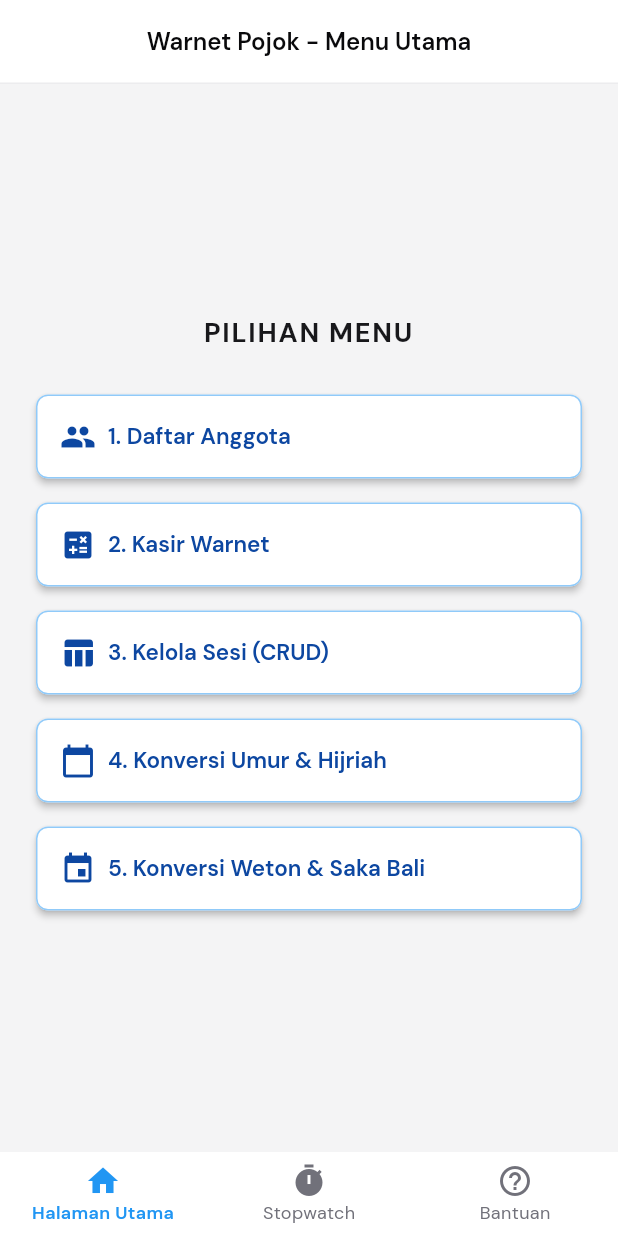
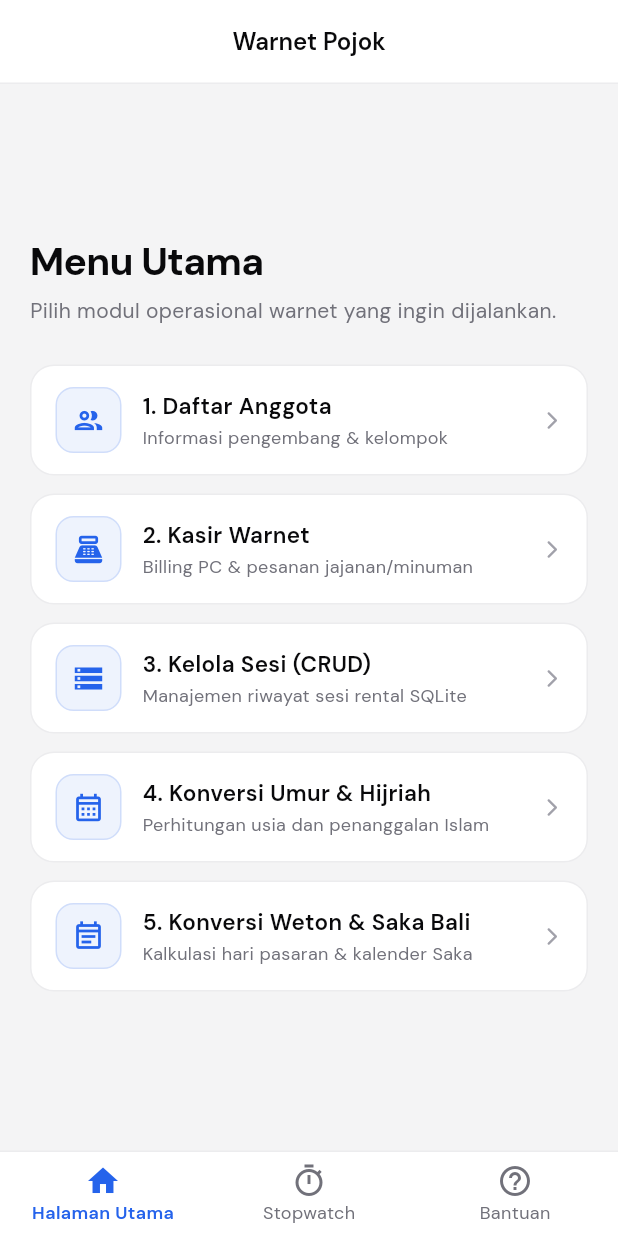
Before and after one commit to glacerous/simplecalc, a Flutter app: the screen it shows after launch, after a tap on "LOGIN", on a phone screen of 412 x 824 dp. Run offline on Flutter 3.47's test engine with Material 3 defaults, Android fonts, the phone set to English and light mode, and no system bars; our stand-ins replace google_fonts, shared_preferences, sqflite, sqflite_common_ffi, sqflite_common_ffi_web; accounts and stored records are empty.

Commit message:
style: modernize shell, dashboard, login, and assistance screens with cobalt accents

```diff
--- a/lib/screens/bantuan_screen.dart
+++ b/lib/screens/bantuan_screen.dart
@@ -1,5 +1,6 @@
 import 'package:flutter/material.dart';
 import '../helpers/session_manager.dart';
+import '../theme/app_theme.dart';
 import 'login_screen.dart';
 
 class BantuanScreen extends StatelessWidget {
@@ -15,46 +16,83 @@ class BantuanScreen extends StatelessWidget {
     );
   }
 
+  static const List<Map<String, String>> _guides = [
+    {
+      'num': '1',
+      'title': 'Halaman Utama',
+      'desc': 'Berisi 5 modul: Daftar Anggota, Kasir Warnet (billing PC + jajanan siap-tap), Kelola Sesi (CRUD SQLite), Konversi Umur & Hijriah, serta Konversi Weton & Saka Bali.',
+    },
+    {
+      'num': '2',
+      'title': 'Stopwatch Presisi',
+      'desc': 'Menghitung waktu dengan resolusi centisecond, kontrol Start/Pause/Reset, dan pencatatan waktu putaran (Lap) yang tetap berjalan aktif di background saat berpindah tab.',
+    },
+    {
+      'num': '3',
+      'title': 'Penyimpanan & Sesi',
+      'desc': 'Data transaksi sesi tersimpan di SQLite lokal dan status login pengguna dikelola via SharedPreferences.',
+    },
+  ];
+
   @override
   Widget build(BuildContext context) {
     return Scaffold(
-      appBar: AppBar(
-        title: const Text('Bantuan & Pengaturan'),
+      appBar: AppBar(title: const Text('Bantuan & Pengaturan')),
+      body: ListView(
+        padding: const EdgeInsets.all(20),
+        children: [
+          const Text('Petunjuk Penggunaan', style: TextStyle(fontSize: 22, fontWeight: FontWeight.bold, color: AppTheme.obsidian, letterSpacing: -0.4)),
+          const SizedBox(height: 16),
+          Container(
+            padding: const EdgeInsets.all(20),
+            decoration: BoxDecoration(
+              color: AppTheme.snow,
+              borderRadius: BorderRadius.circular(20),
+              border: Border.all(color: AppTheme.cloud),
             ),
-      body: ListView(
-        padding: const EdgeInsets.all(16),
+            child: Column(
+              children: _guides.map((g) {
+                return Padding(
+                  padding: const EdgeInsets.only(bottom: 16),
+                  child: Row(
+                    crossAxisAlignment: CrossAxisAlignment.start,
                     children: [
-          const Text(
-            'Petunjuk Penggunaan Aplikasi',
-            style: TextStyle(fontSize: 18, fontWeight: FontWeight.bold),
+                      Container(
+                        width: 26,
+                        height: 26,
+                        alignment: Alignment.center,
+                        decoration: BoxDecoration(
+                          color: AppTheme.cobalt.withValues(alpha: 0.1),
+                          borderRadius: BorderRadius.circular(8),
                         ),
-          const SizedBox(height: 12),
-          const Card(
-            child: Padding(
-              padding: EdgeInsets.all(12),
+                        child: Text(g['num']!, style: const TextStyle(fontSize: 12, fontWeight: FontWeight.bold, color: AppTheme.cobalt)),
+                      ),
+                      const SizedBox(width: 12),
+                      Expanded(
                         child: Column(
                           crossAxisAlignment: CrossAxisAlignment.start,
                           children: [
-                  Text('1. Halaman Utama', style: TextStyle(fontWeight: FontWeight.bold)),
-                  Text('Berisi 5 menu utama: Daftar Anggota, Kasir Warnet (billing PC + jajanan), Kelola Sesi (CRUD), Konversi Umur & Hijriah, serta Konversi Weton & Saka Bali.'),
-                  SizedBox(height: 8),
-                  Text('2. Stopwatch', style: TextStyle(fontWeight: FontWeight.bold)),
-                  Text('Digunakan untuk menghitung durasi waktu secara presisi dengan fitur Start, Pause, Reset, dan Catat Putaran (Lap). Stopwatch tetap aktif berjalan meskipun Anda berpindah tab menu.'),
-                  SizedBox(height: 8),
-                  Text('3. Database & Session', style: TextStyle(fontWeight: FontWeight.bold)),
-                  Text('Aplikasi menggunakan SQLite untuk menyimpan data billing PC dan SharedPreferences untuk session login.'),
+                            Text(g['title']!, style: const TextStyle(fontSize: 14, fontWeight: FontWeight.bold, color: AppTheme.obsidian)),
+                            const SizedBox(height: 3),
+                            Text(g['desc']!, style: const TextStyle(fontSize: 13, color: AppTheme.fog, height: 1.4)),
                           ],
                         ),
+                      ),
+                    ],
+                  ),
+                );
+              }).toList(),
             ),
           ),
           const SizedBox(height: 24),
           ElevatedButton.icon(
-            icon: const Icon(Icons.logout),
-            label: const Text('LOGOUT'),
+            icon: const Icon(Icons.logout_rounded, size: 18),
+            label: const Text('LOGOUT DARI SISTEM'),
             style: ElevatedButton.styleFrom(
-              backgroundColor: Colors.red,
+              backgroundColor: const Color(0xFFE11D48),
               foregroundColor: Colors.white,
               padding: const EdgeInsets.symmetric(vertical: 14),
+              shape: RoundedRectangleBorder(borderRadius: BorderRadius.circular(14)),
             ),
             onPressed: () => _logout(context),
           ),
--- a/lib/screens/daftar_anggota_screen.dart
+++ b/lib/screens/daftar_anggota_screen.dart
@@ -1,4 +1,5 @@
 import 'package:flutter/material.dart';
+import '../theme/app_theme.dart';
 
 class DaftarAnggotaScreen extends StatelessWidget {
   const DaftarAnggotaScreen({super.key});
@@ -14,35 +15,69 @@ class DaftarAnggotaScreen extends StatelessWidget {
   Widget build(BuildContext context) {
     return Scaffold(
       appBar: AppBar(
-        title: const Text('Daftar Anggota Kelompok'),
+        title: const Text('Daftar Anggota'),
       ),
       body: ListView(
-        padding: const EdgeInsets.all(16),
+        padding: const EdgeInsets.all(20),
         children: [
           const Text(
             'Anggota Kelompok',
-            style: TextStyle(fontSize: 18, fontWeight: FontWeight.bold),
+            style: TextStyle(
+              fontSize: 22,
+              fontWeight: FontWeight.bold,
+              color: AppTheme.obsidian,
+              letterSpacing: -0.4,
+            ),
           ),
-          const SizedBox(height: 8),
+          const SizedBox(height: 4),
           const Text(
             'Sistem Informasi - UPN "Veteran" Yogyakarta',
-            style: TextStyle(color: Colors.grey),
+            style: TextStyle(color: AppTheme.fog, fontSize: 13),
           ),
-          const SizedBox(height: 16),
+          const SizedBox(height: 18),
           ...members.map((m) {
-            return Card(
-              margin: const EdgeInsets.symmetric(vertical: 6),
-              elevation: 1.5,
+            return Container(
+              margin: const EdgeInsets.only(bottom: 10),
+              decoration: BoxDecoration(
+                color: AppTheme.snow,
+                borderRadius: BorderRadius.circular(16),
+                border: Border.all(color: AppTheme.cloud, width: 1),
+              ),
               child: ListTile(
-                leading: CircleAvatar(
-                  backgroundColor: Colors.blue.shade100,
+                contentPadding: const EdgeInsets.symmetric(horizontal: 16, vertical: 6),
+                leading: Container(
+                  width: 42,
+                  height: 42,
+                  alignment: Alignment.center,
+                  decoration: BoxDecoration(
+                    color: AppTheme.cobalt.withValues(alpha: 0.1),
+                    borderRadius: BorderRadius.circular(12),
+                    border: Border.all(color: AppTheme.cobalt.withValues(alpha: 0.2)),
+                  ),
                   child: Text(
                     m['nama']![0],
-                    style: const TextStyle(fontWeight: FontWeight.bold, color: Colors.blue),
+                    style: const TextStyle(
+                      fontWeight: FontWeight.bold,
+                      fontSize: 16,
+                      color: AppTheme.cobalt,
+                    ),
                   ),
                 ),
-                title: Text(m['nama']!, style: const TextStyle(fontWeight: FontWeight.bold)),
-                subtitle: Text('NIM: ${m['nim']}'),
+                title: Text(
+                  m['nama']!,
+                  style: const TextStyle(
+                    fontWeight: FontWeight.bold,
+                    fontSize: 15,
+                    color: AppTheme.obsidian,
+                  ),
+                ),
+                subtitle: Text(
+                  'NIM: ${m['nim']}',
+                  style: const TextStyle(
+                    fontSize: 13,
+                    color: AppTheme.fog,
+                  ),
+                ),
               ),
             );
           }),
--- a/lib/screens/dashboard_screen.dart
+++ b/lib/screens/dashboard_screen.dart
@@ -1,4 +1,5 @@
 import 'package:flutter/material.dart';
+import '../theme/app_theme.dart';
 import 'daftar_anggota_screen.dart';
 import 'kasir_screen.dart';
 import 'warnet_crud_screen.dart';
@@ -8,106 +9,96 @@ import 'konversi_weton_saka_screen.dart';
 class DashboardScreen extends StatelessWidget {
   const DashboardScreen({super.key});
 
-  Widget _menuButton({
-    required BuildContext context,
-    required String text,
-    required IconData icon,
-    required Widget targetScreen,
-  }) {
-    return Container(
-      width: double.infinity,
-      margin: const EdgeInsets.symmetric(vertical: 8),
-      child: ElevatedButton.icon(
-        icon: Icon(icon, size: 24),
-        label: Text(
-          text,
-          style: const TextStyle(fontSize: 15, fontWeight: FontWeight.w600),
-        ),
-        style: ElevatedButton.styleFrom(
-          padding: const EdgeInsets.symmetric(vertical: 16, horizontal: 16),
-          alignment: Alignment.centerLeft,
-          backgroundColor: Colors.white,
-          foregroundColor: Colors.blue.shade900,
-          elevation: 2,
-          shape: RoundedRectangleBorder(
-            borderRadius: BorderRadius.circular(8),
-            side: BorderSide(color: Colors.blue.shade200),
-          ),
-        ),
-        onPressed: () {
-          Navigator.push(
-            context,
-            MaterialPageRoute(builder: (_) => targetScreen),
-          );
+  static final List<Map<String, dynamic>> _menus = [
+    {
+      'title': '1. Daftar Anggota',
+      'sub': 'Informasi pengembang & kelompok',
+      'icon': Icons.group_outlined,
+      'screen': const DaftarAnggotaScreen(),
     },
-      ),
-    );
-  }
+    {
+      'title': '2. Kasir Warnet',
+      'sub': 'Billing PC & pesanan jajanan/minuman',
+      'icon': Icons.point_of_sale_outlined,
+      'screen': const KasirScreen(),
+    },
+    {
+      'title': '3. Kelola Sesi (CRUD)',
+      'sub': 'Manajemen riwayat sesi rental SQLite',
+      'icon': Icons.storage_outlined,
+      'screen': const WarnetCrudScreen(),
+    },
+    {
+      'title': '4. Konversi Umur & Hijriah',
+      'sub': 'Perhitungan usia dan penanggalan Islam',
+      'icon': Icons.calendar_month_outlined,
+      'screen': const KonversiUmurHijriahScreen(),
+    },
+    {
+      'title': '5. Konversi Weton & Saka Bali',
+      'sub': 'Kalkulasi hari pasaran & kalender Saka',
+      'icon': Icons.event_note_outlined,
+      'screen': const KonversiWetonSakaScreen(),
+    },
+  ];
 
   @override
   Widget build(BuildContext context) {
     return Scaffold(
-      appBar: AppBar(
-        title: const Text('Warnet Pojok - Menu Utama'),
-      ),
+      appBar: AppBar(title: const Text('Warnet Pojok')),
       body: Center(
         child: SingleChildScrollView(
-          padding: const EdgeInsets.all(24),
+          padding: const EdgeInsets.symmetric(horizontal: 20, vertical: 24),
           child: ConstrainedBox(
-            constraints: const BoxConstraints(maxWidth: 400),
+            constraints: const BoxConstraints(maxWidth: 460),
             child: Column(
-              mainAxisAlignment: MainAxisAlignment.center,
               crossAxisAlignment: CrossAxisAlignment.stretch,
               children: [
-                const Text(
-                  'PILIHAN MENU',
-                  textAlign: TextAlign.center,
-                  style: TextStyle(
-                    fontSize: 18,
-                    fontWeight: FontWeight.bold,
-                    letterSpacing: 1.2,
+                const Text('Menu Utama', style: TextStyle(fontSize: 26, fontWeight: FontWeight.bold, color: AppTheme.obsidian, letterSpacing: -0.5)),
+                const SizedBox(height: 4),
+                const Text('Pilih modul operasional warnet yang ingin dijalankan.', style: TextStyle(fontSize: 14, color: AppTheme.fog)),
+                const SizedBox(height: 20),
+                for (final item in _menus)
+                  Container(
+                    margin: const EdgeInsets.symmetric(vertical: 6),
+                    decoration: BoxDecoration(
+                      color: AppTheme.snow,
+                      borderRadius: BorderRadius.circular(16),
+                      border: Border.all(color: AppTheme.cloud),
+                    ),
+                    child: InkWell(
+                      borderRadius: BorderRadius.circular(16),
+                      onTap: () => Navigator.push(context, MaterialPageRoute(builder: (_) => item['screen'] as Widget)),
+                      child: Padding(
+                        padding: const EdgeInsets.symmetric(vertical: 14, horizontal: 16),
+                        child: Row(
+                          children: [
+                            Container(
+                              width: 44,
+                              height: 44,
+                              decoration: BoxDecoration(
+                                color: AppTheme.cobalt.withValues(alpha: 0.08),
+                                borderRadius: BorderRadius.circular(12),
+                                border: Border.all(color: AppTheme.cobalt.withValues(alpha: 0.15)),
+                              ),
+                              child: Icon(item['icon'] as IconData, size: 22, color: AppTheme.cobalt),
+                            ),
+                            const SizedBox(width: 14),
+                            Expanded(
+                              child: Column(
+                                crossAxisAlignment: CrossAxisAlignment.start,
+                                children: [
+                                  Text(item['title'] as String, style: const TextStyle(fontSize: 15, fontWeight: FontWeight.w600, color: AppTheme.obsidian)),
+                                  const SizedBox(height: 2),
+                                  Text(item['sub'] as String, style: const TextStyle(fontSize: 12, color: AppTheme.fog)),
+                                ],
                               ),
                             ),
-                const SizedBox(height: 20),
-
-                // 1. Daftar Anggota
-                _menuButton(
-                  context: context,
-                  text: '1. Daftar Anggota',
-                  icon: Icons.group,
-                  targetScreen: const DaftarAnggotaScreen(),
+                            const Icon(Icons.arrow_forward_ios_rounded, size: 14, color: AppTheme.ash),
+                          ],
                         ),
-
-                // 2. Komputasi Tema
-                _menuButton(
-                  context: context,
-                  text: '2. Kasir Warnet',
-                  icon: Icons.calculate,
-                  targetScreen: const KasirScreen(),
                       ),
-
-                // 3. CRUD Tema
-                _menuButton(
-                  context: context,
-                  text: '3. Kelola Sesi (CRUD)',
-                  icon: Icons.table_chart,
-                  targetScreen: const WarnetCrudScreen(),
                     ),
-
-                // 4. Konversi Umur & Hijriah
-                _menuButton(
-                  context: context,
-                  text: '4. Konversi Umur & Hijriah',
-                  icon: Icons.calendar_today,
-                  targetScreen: const KonversiUmurHijriahScreen(),
-                ),
-
-                // 5. Konversi Weton & Saka Bali
-                _menuButton(
-                  context: context,
-                  text: '5. Konversi Weton & Saka Bali',
-                  icon: Icons.event,
-                  targetScreen: const KonversiWetonSakaScreen(),
                   ),
               ],
             ),
--- a/lib/screens/login_screen.dart
+++ b/lib/screens/login_screen.dart
@@ -1,6 +1,7 @@
 import 'package:flutter/material.dart';
 import '../helpers/database_helper.dart';
 import '../helpers/session_manager.dart';
+import '../theme/app_theme.dart';
 import 'main_shell_screen.dart';
 
 class LoginScreen extends StatefulWidget {
@@ -23,40 +24,29 @@ class _LoginScreenState extends State<LoginScreen> {
   }
 
   Future<void> _login() async {
-    final username = _userController.text.trim();
-    final password = _passController.text.trim();
+    final u = _userController.text.trim();
+    final p = _passController.text.trim();
 
-    if (username.isEmpty || password.isEmpty) {
-      ScaffoldMessenger.of(context).showSnackBar(
-        const SnackBar(content: Text('Username dan Password wajib diisi')),
-      );
+    if (u.isEmpty || p.isEmpty) {
+      ScaffoldMessenger.of(context).showSnackBar(const SnackBar(content: Text('Username dan Password wajib diisi')));
       return;
     }
 
     setState(() => _isLoading = true);
-
     try {
-      final success = await DatabaseHelper.instance.login(username, password);
-
+      final success = await DatabaseHelper.instance.login(u, p);
       if (!mounted) return;
 
       if (success) {
-        await SessionManager.saveLogin(username);
+        await SessionManager.saveLogin(u);
         if (!mounted) return;
-        Navigator.pushReplacement(
-          context,
-          MaterialPageRoute(builder: (_) => const MainShellScreen()),
-        );
+        Navigator.pushReplacement(context, MaterialPageRoute(builder: (_) => const MainShellScreen()));
       } else {
-        ScaffoldMessenger.of(context).showSnackBar(
-          const SnackBar(content: Text('Username atau password salah!')),
-        );
+        ScaffoldMessenger.of(context).showSnackBar(const SnackBar(content: Text('Username atau password salah!')));
       }
     } catch (e) {
       if (!mounted) return;
-      ScaffoldMessenger.of(context).showSnackBar(
-        SnackBar(content: Text('Error: $e')),
-      );
+      ScaffoldMessenger.of(context).showSnackBar(SnackBar(content: Text('Error: $e')));
     } finally {
       if (mounted) setState(() => _isLoading = false);
     }
@@ -65,67 +55,51 @@ class _LoginScreenState extends State<LoginScreen> {
   @override
   Widget build(BuildContext context) {
     return Scaffold(
-      appBar: AppBar(
-        title: const Text('Login Warnet Pojok'),
-      ),
+      backgroundColor: AppTheme.paper,
       body: Center(
         child: SingleChildScrollView(
-          padding: const EdgeInsets.all(24),
+          padding: const EdgeInsets.symmetric(horizontal: 24, vertical: 32),
           child: ConstrainedBox(
             constraints: const BoxConstraints(maxWidth: 400),
+            child: Container(
+              padding: const EdgeInsets.all(28),
+              decoration: BoxDecoration(
+                color: AppTheme.snow,
+                borderRadius: BorderRadius.circular(24),
+                border: Border.all(color: AppTheme.cloud),
+              ),
               child: Column(
                 mainAxisAlignment: MainAxisAlignment.center,
                 crossAxisAlignment: CrossAxisAlignment.stretch,
                 children: [
-                const Icon(Icons.computer, size: 80, color: Colors.blue),
-                const SizedBox(height: 16),
-                const Text(
-                  'WARNET POJOK',
-                  textAlign: TextAlign.center,
-                  style: TextStyle(fontSize: 22, fontWeight: FontWeight.bold, letterSpacing: 1.2),
-                ),
-                const SizedBox(height: 24),
-                TextField(
-                  controller: _userController,
-                  decoration: const InputDecoration(
-                    labelText: 'Username',
-                    border: OutlineInputBorder(),
-                    prefixIcon: Icon(Icons.person),
+                  Center(
+                    child: Container(
+                      width: 64,
+                      height: 64,
+                      decoration: BoxDecoration(color: AppTheme.cobalt, borderRadius: BorderRadius.circular(16)),
+                      child: const Icon(Icons.computer_rounded, size: 32, color: Colors.white),
                     ),
                   ),
-                const SizedBox(height: 16),
-                TextField(
-                  controller: _passController,
-                  obscureText: true,
-                  decoration: const InputDecoration(
-                    labelText: 'Password',
-                    border: OutlineInputBorder(),
-                    prefixIcon: Icon(Icons.lock),
-                  ),
-                ),
+                  const SizedBox(height: 18),
+                  const Text('WARNET POJOK', textAlign: TextAlign.center, style: TextStyle(fontSize: 22, fontWeight: FontWeight.bold, letterSpacing: 0.5, color: AppTheme.obsidian)),
+                  const SizedBox(height: 4),
+                  const Text('Masuk untuk mengakses sistem kasir & operasional', textAlign: TextAlign.center, style: TextStyle(color: AppTheme.fog, fontSize: 13)),
+                  const SizedBox(height: 28),
+                  TextField(controller: _userController, decoration: const InputDecoration(labelText: 'Username', prefixIcon: Icon(Icons.person_outline, size: 20))),
+                  const SizedBox(height: 14),
+                  TextField(controller: _passController, obscureText: true, decoration: const InputDecoration(labelText: 'Password', prefixIcon: Icon(Icons.lock_outline, size: 20))),
                   const SizedBox(height: 20),
                   ElevatedButton(
                     onPressed: _isLoading ? null : _login,
-                  style: ElevatedButton.styleFrom(
-                    padding: const EdgeInsets.symmetric(vertical: 14),
-                    backgroundColor: Colors.blue,
-                    foregroundColor: Colors.white,
+                    style: ElevatedButton.styleFrom(backgroundColor: AppTheme.obsidian, foregroundColor: Colors.white),
+                    child: _isLoading
+                        ? const SizedBox(height: 20, width: 20, child: CircularProgressIndicator(color: Colors.white, strokeWidth: 2))
+                        : const Text('LOGIN', style: TextStyle(fontSize: 15, fontWeight: FontWeight.w600, letterSpacing: 0.5)),
                   ),
-                  child: _isLoading
-                      ? const SizedBox(
-                          height: 20,
-                          width: 20,
-                          child: CircularProgressIndicator(color: Colors.white, strokeWidth: 2),
-                        )
-                      : const Text('LOGIN', style: TextStyle(fontSize: 16)),
+                  const SizedBox(height: 20),
+                  const Text('Default: admin / admin123', textAlign: TextAlign.center, style: TextStyle(color: AppTheme.fog, fontSize: 12)),
+                ],
               ),
-                const SizedBox(height: 16),
-                const Text(
-                  'Default Login: admin / admin123',
-                  textAlign: TextAlign.center,
-                  style: TextStyle(color: Colors.grey, fontSize: 13),
-                ),
-              ],
             ),
           ),
         ),
--- a/lib/screens/main_shell_screen.dart
+++ b/lib/screens/main_shell_screen.dart
@@ -1,4 +1,5 @@
 import 'package:flutter/material.dart';
+import '../theme/app_theme.dart';
 import 'dashboard_screen.dart';
 import 'stopwatch_screen.dart';
 import 'bantuan_screen.dart';
@@ -26,25 +27,38 @@ class _MainShellScreenState extends State<MainShellScreen> {
         index: _currentIndex,
         children: _pages,
       ),
-      bottomNavigationBar: BottomNavigationBar(
+      bottomNavigationBar: Container(
+        decoration: const BoxDecoration(
+          border: Border(
+            top: BorderSide(color: AppTheme.cloud, width: 1),
+          ),
+        ),
+        child: BottomNavigationBar(
           currentIndex: _currentIndex,
           onTap: (index) => setState(() => _currentIndex = index),
-        selectedItemColor: Colors.blue,
+          selectedItemColor: AppTheme.cobalt,
+          unselectedItemColor: AppTheme.fog,
+          backgroundColor: AppTheme.snow,
+          elevation: 0,
           items: const [
             BottomNavigationBarItem(
-            icon: Icon(Icons.home),
+              icon: Icon(Icons.home_outlined),
+              activeIcon: Icon(Icons.home),
               label: 'Halaman Utama',
             ),
             BottomNavigationBarItem(
-            icon: Icon(Icons.timer),
+              icon: Icon(Icons.timer_outlined),
+              activeIcon: Icon(Icons.timer),
               label: 'Stopwatch',
             ),
             BottomNavigationBarItem(
               icon: Icon(Icons.help_outline),
+              activeIcon: Icon(Icons.help),
               label: 'Bantuan',
             ),
           ],
         ),
+      ),
     );
   }
 }
```
Lines whose indentation alone changed are shown as unchanged.
